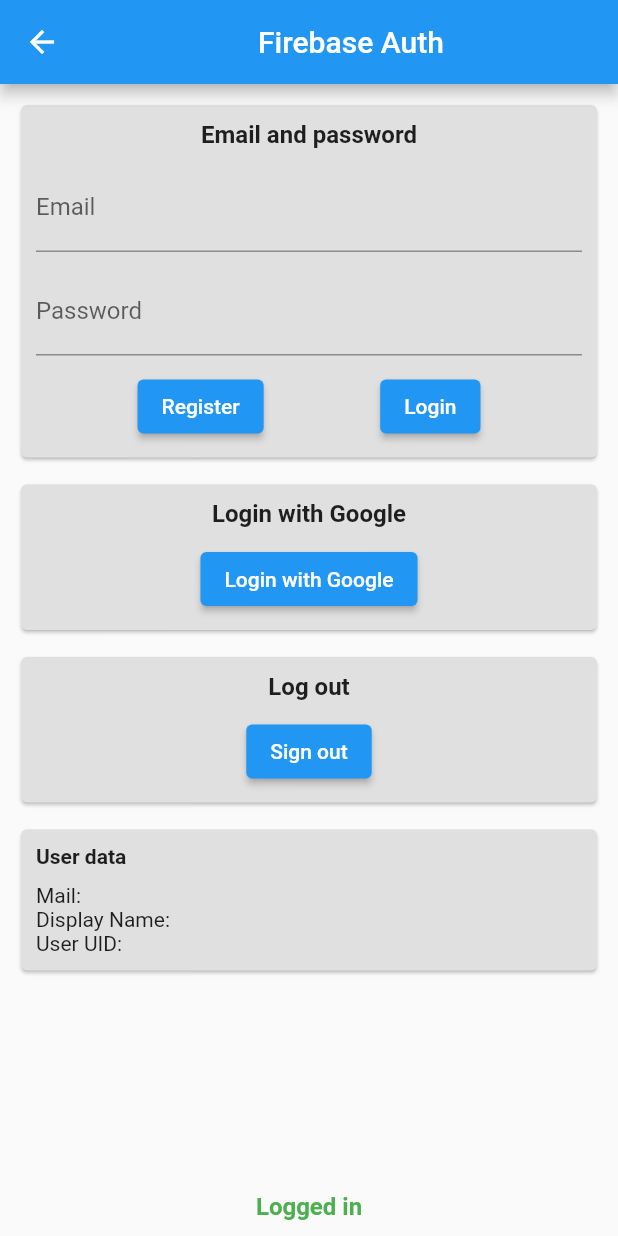
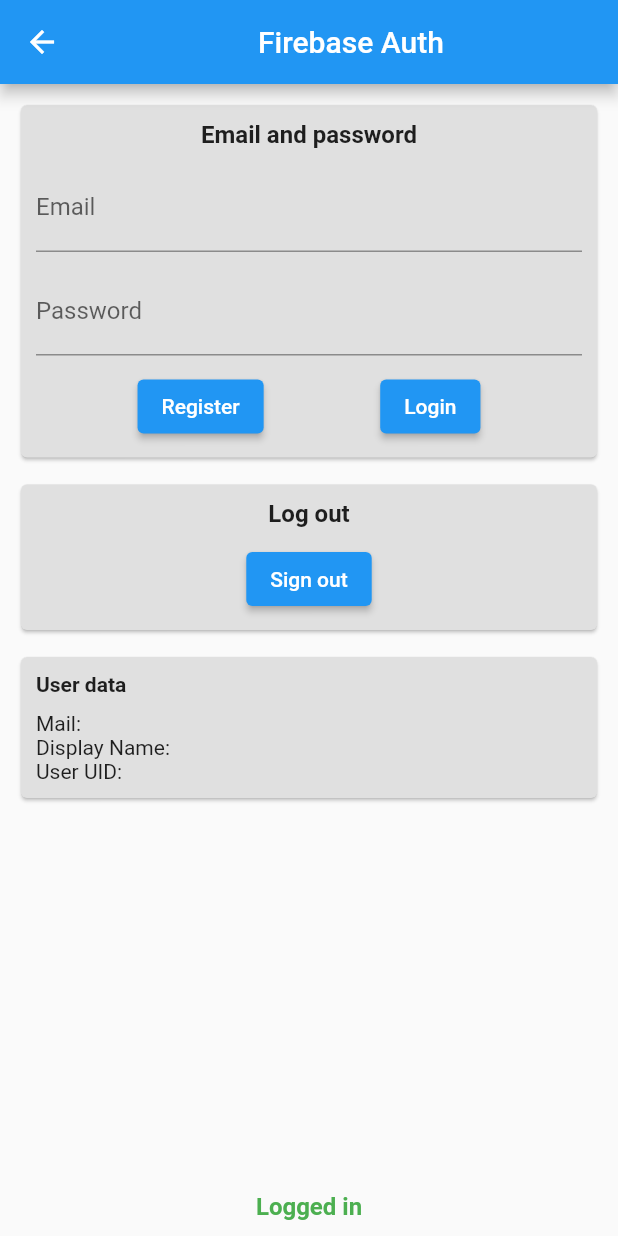
Before and after one commit to choisohyun/photo-diary, a Flutter app: the AuthPage screen opened directly, on a phone screen of 412 x 824 dp. Run offline on Flutter 3.47's test engine with Material 2 defaults, Android fonts, the phone set to English and light mode, and no system bars; our stand-ins replace firebase_auth, firebase_core, firebase_storage, google_sign_in, image_picker, table_calendar; accounts and stored records are empty.

Commit message:
fix: delete google auth login button

```diff
--- a/lib/pages/auth_page.dart
+++ b/lib/pages/auth_page.dart
@@ -99,27 +99,6 @@
                 color: Colors.grey.shade300,
                 child: Column(children: [
                   Container(height: 10),
-                  const Text("Login with Google",
-                      style:
-                          TextStyle(fontSize: 16, fontWeight: FontWeight.bold)),
-                  Container(height: 10),
-                  ElevatedButton(
-                      onPressed: () async {
-                        var res = await Auth.signInWithGoogle();
-                        ScaffoldMessenger.of(context).showSnackBar(SnackBar(
-                            backgroundColor:
-                                res == null ? Colors.green : Colors.red,
-                            content: Text(res ?? 'Login Success')));
-                      },
-                      child: const Text("Login with Google")),
-                  Container(height: 10)
-                ]),
-              ),
-              Container(height: 10),
-              Card(
-                color: Colors.grey.shade300,
-                child: Column(children: [
-                  Container(height: 10),
                   const Text("Log out",
                       style:
                           TextStyle(fontSize: 16, fontWeight: FontWeight.bold)),
```
